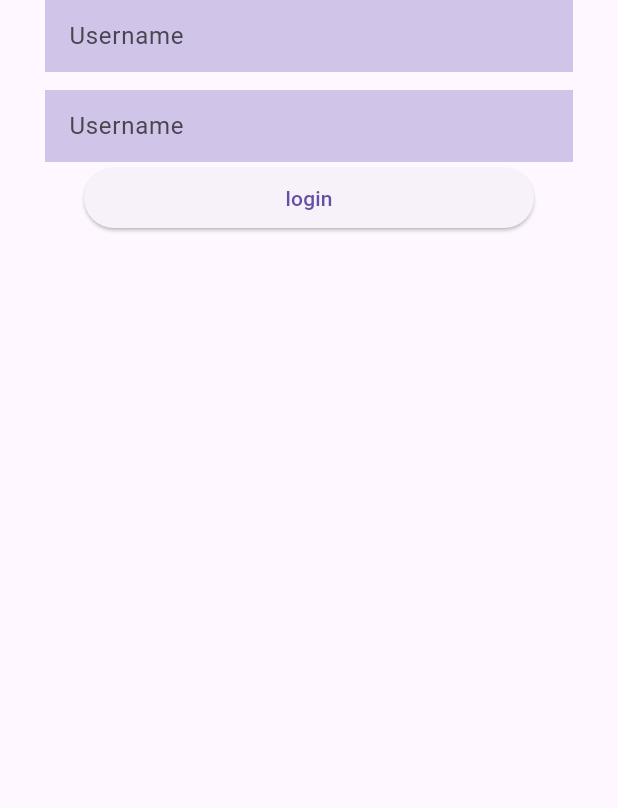
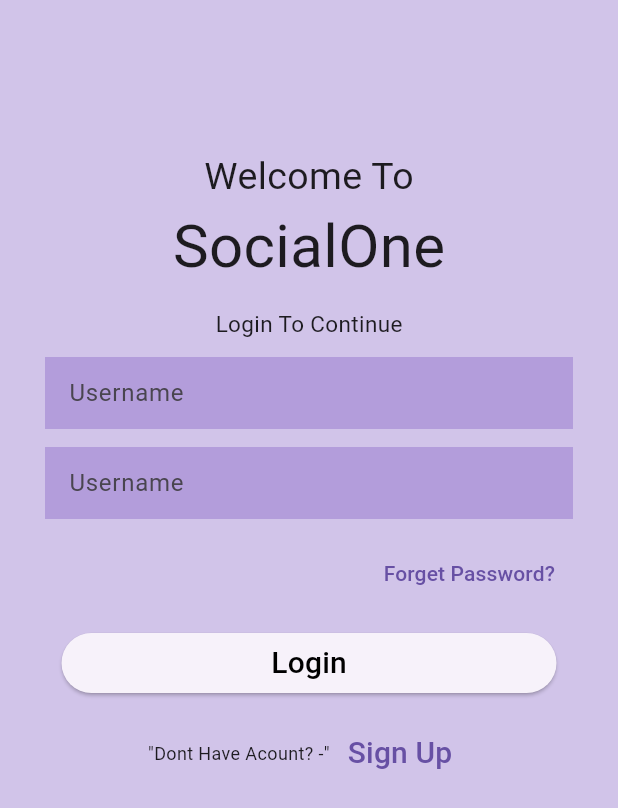
Before and after one commit to PruthviThakor007/Social_media_app, a Flutter app: the screen it shows after launch, on a phone screen of 412 x 824 dp. Shown: the top 808 px of the screen. Run offline on Flutter 3.47's test engine with Material 3 defaults, Android fonts, the phone set to English and light mode, and no system bars.

Commit message:
saprate_login_page

```diff
--- a/lib/Homepage.dart
+++ /dev/null
@@ -1,75 +0,0 @@
-import 'package:flutter/material.dart';
-
-class Home extends StatelessWidget {
-  const Home({super.key});
-
-  @override
-  Widget build(BuildContext context) {
-    return Scaffold(
-      // appBar: AppBar(
-      //   title: const Text('App bar'),
-      //   centerTitle: true,
-      //   backgroundColor: Colors.deepPurple[300],
-      // ),
-      // drawer: Drawer(
-      //   backgroundColor: Colors.deepPurple[100],
-      //   child: Container(
-      //     child: ListView(
-      //       children: [
-      //         DrawerHeader(
-      //             child: Icon(
-      //           Icons.favorite_border_rounded,
-      //           size: 100,
-      //         )),
-      //         ListTile(
-      //           onTap: () {
-      //             print('page 1');
-      //           },
-      //           leading: Icon(Icons.home_filled),
-      //           title: Text('Page 1'),
-      //         ),
-      //         ListTile(
-      //           onTap: () {
-      //             print('page 2');
-      //           },
-      //           leading: Icon(Icons.home_filled),
-      //           title: Text('Page 2'),
-      //         ),
-      //       ],
-      //     ),
-      //   ),
-      // ),
-      body: Padding(
-        padding: const EdgeInsets.symmetric(horizontal: 30),
-        child: Column(
-          children: [
-            TextField(
-              decoration: InputDecoration(
-                  hintText: 'Username',
-                  border: InputBorder.none,
-                  filled: true,
-                  fillColor: Colors.deepPurple[100]),
-            ),
-            const SizedBox(
-              height: 12,
-            ),
-            TextField(
-              decoration: InputDecoration(
-                  hintText: 'Username',
-                  border: InputBorder.none,
-                  filled: true,
-                  fillColor: Colors.deepPurple[100]),
-            ),
-            SizedBox(
-              width: 300,
-              child: ElevatedButton(
-                onPressed: () {},
-                child: Text('login'),
-              ),
-            )
-          ],
-        ),
-      ),
-    );
-  }
-}
--- a/lib/main.dart
+++ b/lib/main.dart
@@ -1,5 +1,5 @@
 import 'package:flutter/material.dart';
-import 'package:flutter_first_app/Homepage.dart';
+import 'package:flutter_first_app/pages/loginPage.dart';
 
 void main() {
   runApp(MyApp());
@@ -10,9 +10,9 @@ class MyApp extends StatelessWidget {
   Widget build(BuildContext context) {
     return const MaterialApp(
       color: Colors.black,
-      // debugShowCheckedModeBanner: false,
+      debugShowCheckedModeBanner: false,
       home: Scaffold(
-        body: Home(),
+        body: loginPage(),
       ),
     );
   }
--- /dev/null
+++ b/lib/pages/loginPage.dart
@@ -0,0 +1,131 @@
+import 'package:flutter/material.dart';
+
+class loginPage extends StatelessWidget {
+  const loginPage({super.key});
+
+  @override
+  Widget build(BuildContext context) {
+    return Scaffold(
+      // appBar: AppBar(
+      //   title: const Text('App bar'),
+      //   centerTitle: true,
+      //   backgroundColor: Colors.deepPurple[300],
+      // ),
+      // drawer: Drawer(
+      //   backgroundColor: Colors.deepPurple[100],
+      //   child: Container(
+      //     child: ListView(
+      //       children: [
+      //         DrawerHeader(
+      //             child: Icon(
+      //           Icons.favorite_border_rounded,
+      //           size: 100,
+      //         )),
+      //         ListTile(
+      //           onTap: () {
+      //             print('page 1');
+      //           },
+      //           leading: Icon(Icons.home_filled),
+      //           title: Text('Page 1'),
+      //         ),
+      //         ListTile(
+      //           onTap: () {
+      //             print('page 2');
+      //           },
+      //           leading: Icon(Icons.home_filled),
+      //           title: Text('Page 2'),
+      //         ),
+      //       ],
+      //     ),
+      //   ),
+      // ),
+
+      body: Container(
+        decoration: BoxDecoration(color: Colors.deepPurple[100]),
+        child: Padding(
+          padding: const EdgeInsets.symmetric(horizontal: 30),
+          child: Column(
+            children: [
+              const SizedBox(
+                height: 100,
+              ),
+              Text(
+                'Welcome To',
+                style: TextStyle(fontSize: 25),
+              ),
+              Text(
+                'SocialOne',
+                style: TextStyle(fontSize: 40),
+              ),
+              const SizedBox(
+                height: 12,
+              ),
+              Text(
+                'Login To Continue',
+                style: TextStyle(fontSize: 15),
+              ),
+              const SizedBox(
+                height: 12,
+              ),
+              TextField(
+                decoration: InputDecoration(
+                    hintText: 'Username',
+                    border: InputBorder.none,
+                    filled: true,
+                    fillColor: Colors.deepPurple[200]),
+              ),
+              const SizedBox(
+                height: 12,
+              ),
+              TextField(
+                decoration: InputDecoration(
+                    hintText: 'Username',
+                    border: InputBorder.none,
+                    filled: true,
+                    fillColor: Colors.deepPurple[200]),
+              ),
+              const SizedBox(
+                height: 12,
+              ),
+              Align(
+                  alignment: Alignment.centerRight,
+                  child: TextButton(
+                      onPressed: () {}, child: Text('Forget Password?'))),
+              const SizedBox(
+                height: 12,
+              ),
+              SizedBox(
+                width: 330,
+                child: ElevatedButton(
+                  onPressed: () {},
+                  child: Text(
+                    'Login',
+                    style: TextStyle(fontSize: 20, color: Colors.black),
+                  ),
+                ),
+              ),
+              const SizedBox(
+                height: 12,
+              ),
+              Row(
+                mainAxisAlignment: MainAxisAlignment.center,
+                children: [
+                  Text(
+                    '"Dont Have Acount? -"',
+                    style: TextStyle(fontSize: 12),
+                  ),
+                  TextButton(
+                      onPressed: () {},
+                      child: Text(
+                        'Sign Up',
+                        style: TextStyle(fontSize: 20),
+                      )),
+                ],
+              ),
+            ],
+          ),
+        ),
+      ),
+    );
+  }
+}
```
